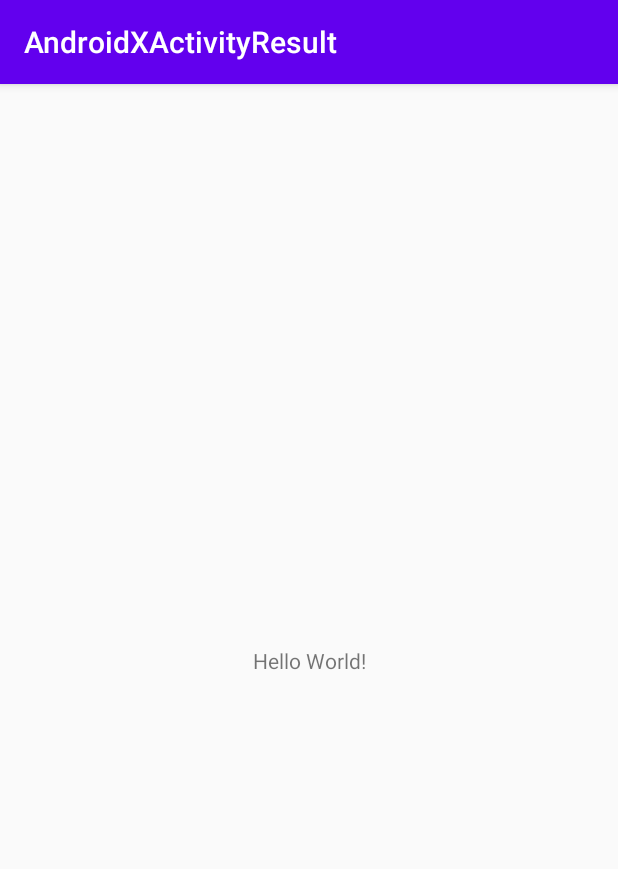
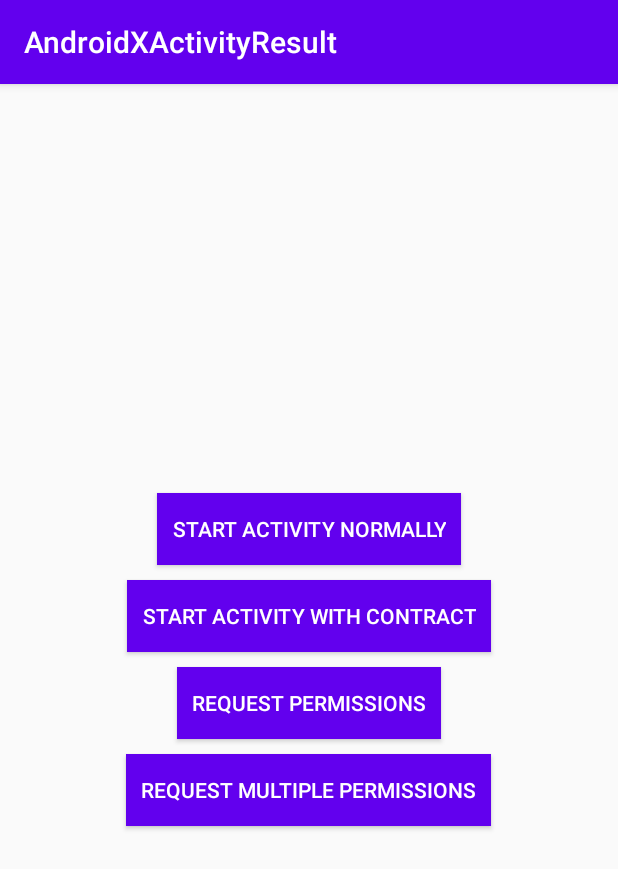
Before and after one commit to rajatkdhamija/AndroidXActivityResult, an Android app: the screen it shows after launch (MainActivity), on a phone screen of 412 x 824 dp. Shown: the top 869 px of the screen. Run offline under Robolectric (Android 15) with nearby library versions, the phone set to English and light mode, and no system bars.

Commit message:
Basic Demo for ActivityResult API

```diff
--- a/app/src/main/java/com/example/androidxactivityresult/MainActivity.kt
+++ b/app/src/main/java/com/example/androidxactivityresult/MainActivity.kt
@@ -1,11 +1,79 @@
 package com.example.androidxactivityresult
 
+import android.Manifest
+import android.app.Activity
+import android.os.Bundle
+import android.view.View
+import androidx.activity.result.contract.ActivityResultContracts
 import androidx.appcompat.app.AppCompatActivity
-import android.os.Bundle
+import com.google.android.material.snackbar.Snackbar
+import kotlinx.android.synthetic.main.activity_main.*
 
 class MainActivity : AppCompatActivity() {
     override fun onCreate(savedInstanceState: Bundle?) {
         super.onCreate(savedInstanceState)
         setContentView(R.layout.activity_main)
+
+        startActivityNormally.setOnClickListener {
+            startMyActivity.launch(
+                MyActivity.getIntent(this, 1)
+            )
+        }
+
+        startActivityWithContract.setOnClickListener {
+            openMyActivityWithContract.launch(1)
+        }
+
+        requestPermissions.setOnClickListener {
+            requestPermission.launch(Manifest.permission.CAMERA)
+        }
+
+        requestMultiplePermission.setOnClickListener {
+            requestMultiplePermissions.launch(
+                arrayOf(
+                    Manifest.permission.CAMERA,
+                    Manifest.permission.RECORD_AUDIO,
+                    Manifest.permission.READ_EXTERNAL_STORAGE,
+                    Manifest.permission.WRITE_EXTERNAL_STORAGE
+                )
+            )
+        }
+    }
+
+    // Normal activity result contract
+    private val startMyActivity =
+        registerForActivityResult(ActivityResultContracts.StartActivityForResult()) { result ->
+            if (result.resultCode == Activity.RESULT_OK) {
+                // Can do something here
+                showSnackBack("Result OK received from My Activity")
+            }
+        }
+
+    // My Custom activity result contract
+    private val openMyActivityWithContract =
+        registerForActivityResult(MyActivityContract()) { result ->
+            if (result != null) showSnackBack("Result : $result")
+            else showSnackBack("No Result")
+        }
+
+    // Request single permission contract
+    private val requestPermission =
+        registerForActivityResult(ActivityResultContracts.RequestPermission()) { isGranted ->
+            // Do something if permission granted
+            if (isGranted) showSnackBack("Permission Granted!")
+            else showSnackBack("Permission Denied!!")
+        }
+
+    // Request multiple permissions contract
+    private val requestMultiplePermissions =
+        registerForActivityResult(ActivityResultContracts.RequestMultiplePermissions()) { permissions ->
+            // Do something for permissions granted or denied
+            permissions.entries.forEach {
+                it.key
+            }
+        }
+
+    private fun showSnackBack(text: String) {
+        Snackbar.make(findViewById(android.R.id.content), text, Snackbar.LENGTH_SHORT).show()
     }
 }
--- a/app/src/main/res/layout/activity_main.xml
+++ b/app/src/main/res/layout/activity_main.xml
@@ -1,18 +1,50 @@
 <?xml version="1.0" encoding="utf-8"?>
-<androidx.constraintlayout.widget.ConstraintLayout xmlns:android="http://schemas.android.com/apk/res/android"
-    xmlns:app="http://schemas.android.com/apk/res-auto"
+<LinearLayout xmlns:android="http://schemas.android.com/apk/res/android"
     xmlns:tools="http://schemas.android.com/tools"
     android:layout_width="match_parent"
     android:layout_height="match_parent"
+    android:gravity="center"
+    android:orientation="vertical"
     tools:context=".MainActivity">
 
-    <TextView
+    <androidx.appcompat.widget.AppCompatButton
+        android:id="@+id/startActivityNormally"
         android:layout_width="wrap_content"
         android:layout_height="wrap_content"
-        android:text="Hello World!"
-        app:layout_constraintBottom_toBottomOf="parent"
-        app:layout_constraintLeft_toLeftOf="parent"
-        app:layout_constraintRight_toRightOf="parent"
-        app:layout_constraintTop_toTopOf="parent" />
+        android:background="@color/colorPrimary"
+        android:padding="10dp"
+        android:text="@string/start_activity_normally"
+        android:textColor="@android:color/white" />
 
-</androidx.constraintlayout.widget.ConstraintLayout>
+    <androidx.appcompat.widget.AppCompatButton
+        android:id="@+id/startActivityWithContract"
+        android:layout_width="wrap_content"
+        android:layout_height="wrap_content"
+        android:layout_marginTop="10dp"
+        android:background="@color/colorPrimary"
+        android:padding="10dp"
+        android:text="@string/start_activity_with_contract"
+        android:textColor="@android:color/white" />
+
+    <androidx.appcompat.widget.AppCompatButton
+        android:id="@+id/requestPermissions"
+        android:layout_width="wrap_content"
+        android:layout_height="wrap_content"
+        android:layout_marginTop="10dp"
+        android:background="@color/colorPrimary"
+        android:padding="10dp"
+        android:text="@string/request_permissions"
+        android:textColor="@android:color/white" />
+
+    <androidx.appcompat.widget.AppCompatButton
+        android:id="@+id/requestMultiplePermission"
+        android:layout_width="wrap_content"
+        android:layout_height="wrap_content"
+        android:layout_marginTop="10dp"
+        android:background="@color/colorPrimary"
+        android:padding="10dp"
+        android:text="@string/request_multiple_permissions"
+        android:textColor="@android:color/white" />
+
+
+</LinearLayout>
--- a/app/src/main/res/values/strings.xml
+++ b/app/src/main/res/values/strings.xml
@@ -1,3 +1,8 @@
 <resources>
     <string name="app_name">AndroidXActivityResult</string>
+    <string name="get_back_with_hello_world">Get Back with \'Hello World!\'</string>
+    <string name="start_activity_normally">Start Activity Normally</string>
+    <string name="start_activity_with_contract">Start Activity With Contract</string>
+    <string name="request_permissions">Request Permissions</string>
+    <string name="request_multiple_permissions">Request Multiple Permissions</string>
 </resources>
```
Also changed, not shown: app/build.gradle (+12 -0 lines), app/src/main/AndroidManifest.xml (+7 -0 lines), app/src/main/java/com/example/androidxactivityresult/MyActivity.kt (added, +34 -0 lines), app/src/main/java/com/example/androidxactivityresult/MyActivityContract.kt (added, +21 -0 lines), app/src/main/java/com/example/androidxactivityresult/TraditionalActivity.kt (added, +32 -0 lines), app/src/main/res/layout/activity_my.xml (added, +18 -0 lines), app/src/main/res/layout/activity_traditional.xml (added, +9 -0 lines).
